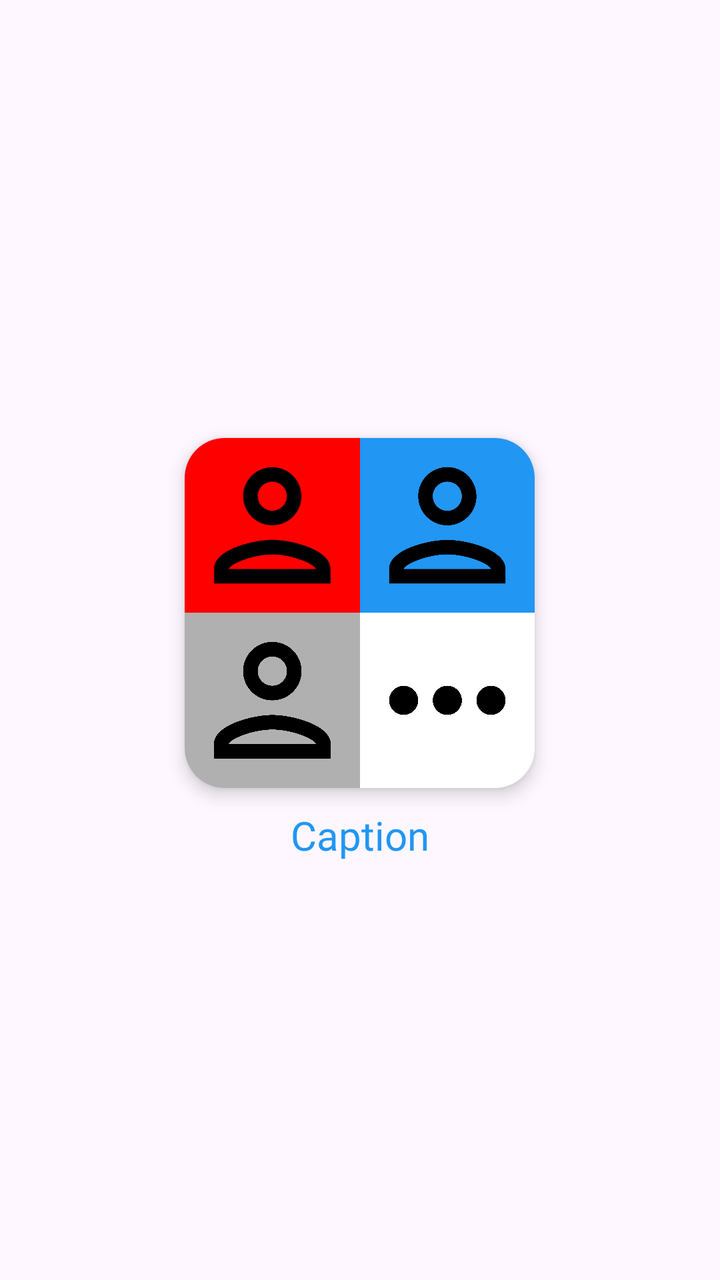
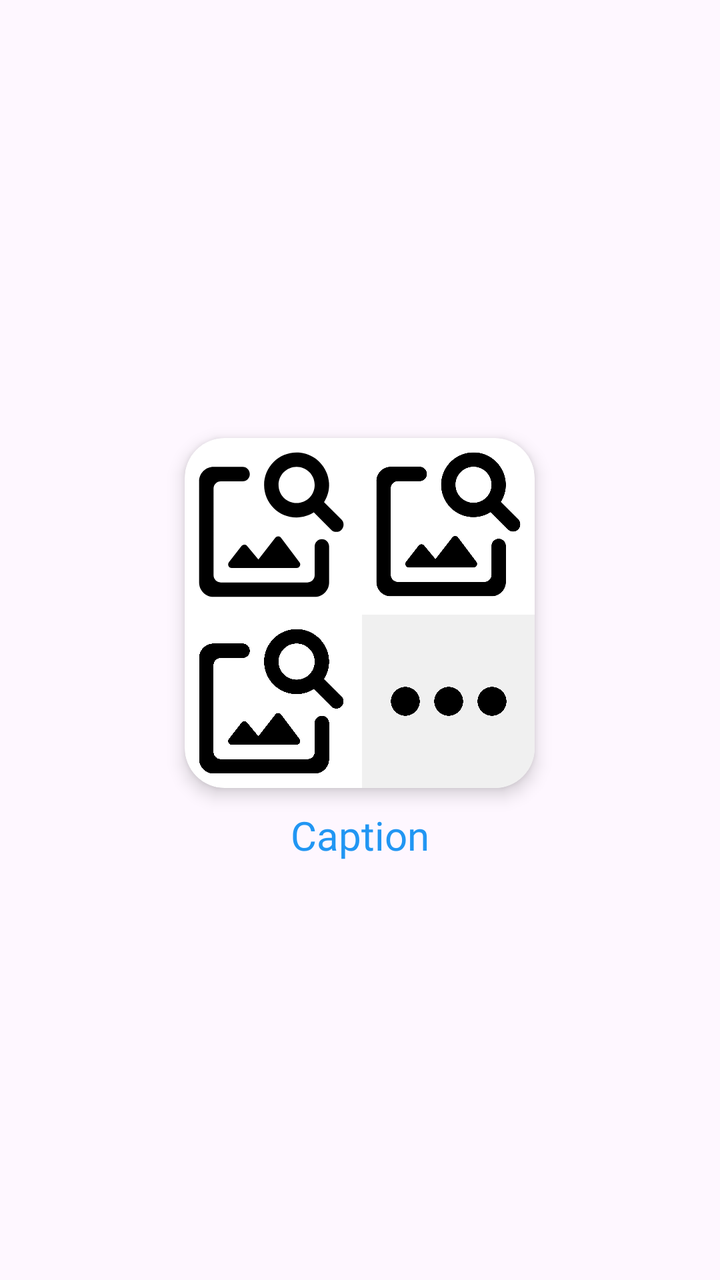

Two renders of the same Android screen: before a commit and after it. Below are the layout's source before the change and the commit's diff.
<!-- AndroidManifest.xml: application theme Theme.StyleWIZ_vol2 -->
<!-- res/layout/grid_item.xml -->
<?xml version="1.0" encoding="utf-8"?>
<LinearLayout xmlns:android="http://schemas.android.com/apk/res/android"
    xmlns:app="http://schemas.android.com/apk/res-auto"
    android:orientation="vertical"
    android:layout_width="wrap_content"
    android:layout_height="wrap_content"
    android:gravity="center"
    android:padding="5dp">

    <androidx.cardview.widget.CardView
        android:layout_width="175dp"
        android:layout_height="175dp"
        android:layout_margin="10dp"
        app:cardElevation="5dp"
        app:cardCornerRadius="20dp">

        <GridLayout
            android:layout_width="match_parent"
            android:layout_height="match_parent"
            android:columnCount="2"
            android:rowCount="2">

            
            <ImageView
                android:layout_width="0dp"
                android:layout_height="0dp"
                android:layout_columnWeight="1"
                android:layout_rowWeight="1"
                android:src="@drawable/outline_person_24"
                android:background="@color/red"/>

            
            <ImageView
                android:layout_width="0dp"
                android:layout_height="0dp"
                android:layout_columnWeight="1"
                android:layout_rowWeight="1"
                android:src="@drawable/outline_person_24"
                android:background="@color/blue" />

            
            <ImageView
                android:layout_width="0dp"
                android:layout_height="0dp"
                android:layout_columnWeight="1"
                android:layout_rowWeight="1"
                android:src="@drawable/outline_person_24"
                android:backgroundTint="@color/gray"
                android:background="@color/black" />

            
            <ImageView
                android:layout_width="0dp"
                android:layout_height="0dp"
                android:layout_columnWeight="1"
                android:layout_rowWeight="1"
                android:src="@drawable/baseline_more_24"
                android:background="@color/white" />

        </GridLayout>



    </androidx.cardview.widget.CardView>
    
    <TextView
        android:layout_width="wrap_content"
        android:layout_height="wrap_content"
        android:id="@+id/gridCaption"
        android:text="Caption"
        android:textSize="20dp"
        android:fontFamily="@font/roboto"
        android:textColor="@color/blue"/>



</LinearLayout>
<!-- resources referenced by this layout -->
<resources>
  <color name="black">#FF000000</color>
  <color name="blue">#2196F3</color>
  <color name="gray">#B0B0B0</color>
  <color name="red">#FF0000</color>
  <color name="white">#FFFFFFFF</color>
  <!-- drawable baseline_more_24 (drawable) -->
  <vector android:height="24dp" android:tint="#000000"
      android:viewportHeight="24" android:viewportWidth="24"
      android:width="24dp" xmlns:android="http://schemas.android.com/apk/res/android">
      <path android:fillColor="@android:color/white" android:pathData="M6,10c-1.1,0 -2,0.9 -2,2s0.9,2 2,2 2,-0.9 2,-2 -0.9,-2 -2,-2zM18,10c-1.1,0 -2,0.9 -2,2s0.9,2 2,2 2,-0.9 2,-2 -0.9,-2 -2,-2zM12,10c-1.1,0 -2,0.9 -2,2s0.9,2 2,2 2,-0.9 2,-2 -0.9,-2 -2,-2z"/>
  </vector>
  <!-- drawable outline_person_24 (drawable) -->
  <vector android:height="24dp" android:tint="#000000"
      android:viewportHeight="24" android:viewportWidth="24"
      android:width="24dp" xmlns:android="http://schemas.android.com/apk/res/android">
      <path android:fillColor="@android:color/white" android:pathData="M12,6c1.1,0 2,0.9 2,2s-0.9,2 -2,2 -2,-0.9 -2,-2 0.9,-2 2,-2m0,10c2.7,0 5.8,1.29 6,2L6,18c0.23,-0.72 3.31,-2 6,-2m0,-12C9.79,4 8,5.79 8,8s1.79,4 4,4 4,-1.79 4,-4 -1.79,-4 -4,-4zM12,14c-2.67,0 -8,1.34 -8,4v2h16v-2c0,-2.66 -5.33,-4 -8,-4z"/>
  </vector>
  <style name="Theme.StyleWIZ_vol2" parent="Base.Theme.StyleWIZ_vol2" />
  <style name="Base.Theme.StyleWIZ_vol2" parent="Theme.Material3.DayNight.NoActionBar">
          
          
      </style>
</resources>

<!-- the commit's change to res/layout/grid_item.xml (unified diff, before → after) -->
@@ -24,38 +24,51 @@
             <ImageView
                 android:layout_width="0dp"
                 android:layout_height="0dp"
+                android:id="@+id/imgTopLeft"
                 android:layout_columnWeight="1"
                 android:layout_rowWeight="1"
-                android:src="@drawable/outline_person_24"
-                android:background="@color/red"/>
+                android:layout_marginEnd="1dp"
+                android:layout_marginBottom="1dp"
+                android:scaleType="centerCrop"
+                android:src="@drawable/round_image_search_24"/>
 
             
             <ImageView
                 android:layout_width="0dp"
                 android:layout_height="0dp"
+                android:id="@+id/imgTopRight"
                 android:layout_columnWeight="1"
                 android:layout_rowWeight="1"
-                android:src="@drawable/outline_person_24"
-                android:background="@color/blue" />
+                android:layout_marginStart="1dp"
+                android:layout_marginBottom="1dp"
+                android:scaleType="centerCrop"
+                android:src="@drawable/round_image_search_24"/>
 
             
             <ImageView
                 android:layout_width="0dp"
                 android:layout_height="0dp"
+                android:id="@+id/imgBottomLeft"
                 android:layout_columnWeight="1"
                 android:layout_rowWeight="1"
-                android:src="@drawable/outline_person_24"
-                android:backgroundTint="@color/gray"
-                android:background="@color/black" />
+                android:layout_marginEnd="1dp"
+                android:layout_marginTop="1dp"
+                android:src="@drawable/round_image_search_24"
+                android:scaleType="centerCrop"
+                android:backgroundTint="@color/gray"/>
 
             
             <ImageView
                 android:layout_width="0dp"
                 android:layout_height="0dp"
+                android:id="@+id/imgBottomRight"
                 android:layout_columnWeight="1"
                 android:layout_rowWeight="1"
+                android:layout_marginTop="1dp"
+                android:layout_marginStart="1dp"
                 android:src="@drawable/baseline_more_24"
-                android:background="@color/white" />
+                android:scaleType="centerCrop"
+                android:background="@color/light_gray" />
 
         </GridLayout>
 
<!-- resource entries referenced after the edit -->
@@ -1,21 +1,19 @@
 <!-- resources referenced by this layout -->
 <resources>
-  <color name="black">#FF000000</color>
   <color name="blue">#2196F3</color>
   <color name="gray">#B0B0B0</color>
-  <color name="red">#FF0000</color>
-  <color name="white">#FFFFFFFF</color>
+  <color name="light_gray">#F0F0F0</color>
   <!-- drawable baseline_more_24 (drawable) -->
   <vector android:height="24dp" android:tint="#000000"
       android:viewportHeight="24" android:viewportWidth="24"
       android:width="24dp" xmlns:android="http://schemas.android.com/apk/res/android">
       <path android:fillColor="@android:color/white" android:pathData="M6,10c-1.1,0 -2,0.9 -2,2s0.9,2 2,2 2,-0.9 2,-2 -0.9,-2 -2,-2zM18,10c-1.1,0 -2,0.9 -2,2s0.9,2 2,2 2,-0.9 2,-2 -0.9,-2 -2,-2zM12,10c-1.1,0 -2,0.9 -2,2s0.9,2 2,2 2,-0.9 2,-2 -0.9,-2 -2,-2z"/>
   </vector>
-  <!-- drawable outline_person_24 (drawable) -->
+  <!-- drawable round_image_search_24 (drawable) -->
   <vector android:height="24dp" android:tint="#000000"
       android:viewportHeight="24" android:viewportWidth="24"
       android:width="24dp" xmlns:android="http://schemas.android.com/apk/res/android">
-      <path android:fillColor="@android:color/white" android:pathData="M12,6c1.1,0 2,0.9 2,2s-0.9,2 -2,2 -2,-0.9 -2,-2 0.9,-2 2,-2m0,10c2.7,0 5.8,1.29 6,2L6,18c0.23,-0.72 3.31,-2 6,-2m0,-12C9.79,4 8,5.79 8,8s1.79,4 4,4 4,-1.79 4,-4 -1.79,-4 -4,-4zM12,14c-2.67,0 -8,1.34 -8,4v2h16v-2c0,-2.66 -5.33,-4 -8,-4z"/>
+      <path android:fillColor="@android:color/white" android:pathData="M18,15v4c0,0.55 -0.45,1 -1,1L5,20c-0.55,0 -1,-0.45 -1,-1L4,7c0,-0.55 0.45,-1 1,-1h3.02c0.55,0 1,-0.45 1,-1s-0.45,-1 -1,-1L4,4c-1.1,0 -2,0.9 -2,2v14c0,1.1 0.9,2 2,2h14c1.1,0 2,-0.9 2,-2v-5c0,-0.55 -0.45,-1 -1,-1s-1,0.45 -1,1zM15.5,18L6.52,18c-0.42,0 -0.65,-0.48 -0.39,-0.81l1.74,-2.23c0.2,-0.25 0.58,-0.26 0.78,-0.01l1.56,1.88 2.35,-3.02c0.2,-0.26 0.6,-0.26 0.79,0.01l2.55,3.39c0.25,0.32 0.01,0.79 -0.4,0.79zM19.3,8.89c0.48,-0.77 0.75,-1.67 0.69,-2.66 -0.13,-2.15 -1.84,-3.97 -3.97,-4.2C13.3,1.73 11,3.84 11,6.5c0,2.49 2.01,4.5 4.49,4.5 0.88,0 1.7,-0.26 2.39,-0.7l2.41,2.41c0.39,0.39 1.03,0.39 1.42,0 0.39,-0.39 0.39,-1.03 0,-1.42l-2.41,-2.4zM15.5,9C14.12,9 13,7.88 13,6.5S14.12,4 15.5,4 18,5.12 18,6.5 16.88,9 15.5,9z"/>
   </vector>
   <style name="Theme.StyleWIZ_vol2" parent="Base.Theme.StyleWIZ_vol2" />
   <style name="Base.Theme.StyleWIZ_vol2" parent="Theme.Material3.DayNight.NoActionBar">
